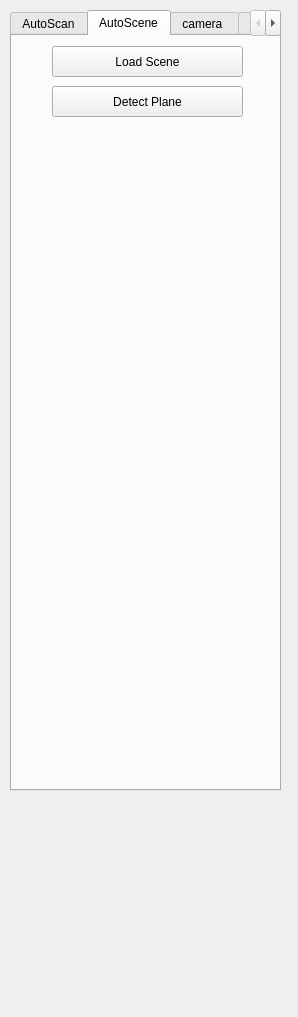
Old version of the form Currently-Using-Quality-Driven-Poisson-Guided-Autoscanning/Point Cloud/UI/camera_para.ui in the repository sunwaylive/proactive-learning-on-scenes.
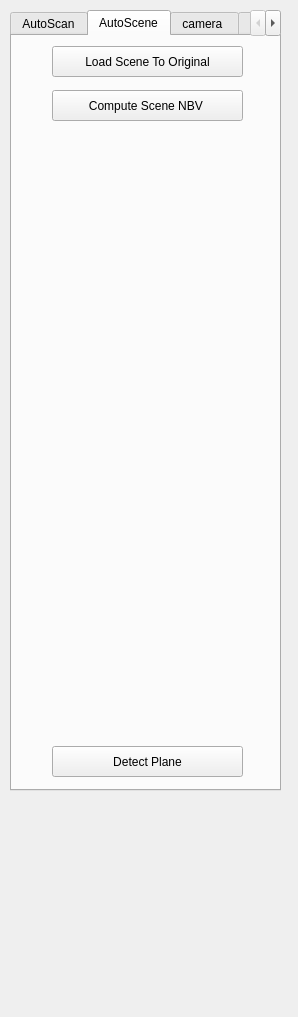
New version of the form.

Commit message: added compute scene nbv button

```diff
--- a/Currently-Using-Quality-Driven-Poisson-Guided-Autoscanning/Point Cloud/UI/camera_para.ui
+++ b/Currently-Using-Quality-Driven-Poisson-Guided-Autoscanning/Point Cloud/UI/camera_para.ui
@@ -279,7 +279,7 @@
      <property name="geometry">
       <rect>
        <x>40</x>
-       <y>50</y>
+       <y>710</y>
        <width>191</width>
        <height>31</height>
       </rect>
@@ -298,7 +298,20 @@
       </rect>
      </property>
      <property name="text">
-      <string>Load Scene</string>
+      <string>Load Scene To Original</string>
+     </property>
+    </widget>
+    <widget class="QPushButton" name="pushButton_compute_scene_nbv">
+     <property name="geometry">
+      <rect>
+       <x>40</x>
+       <y>54</y>
+       <width>191</width>
+       <height>31</height>
+      </rect>
+     </property>
+     <property name="text">
+      <string>Compute Scene NBV </string>
      </property>
     </widget>
    </widget>
```
The commit also changes 5 other files.
